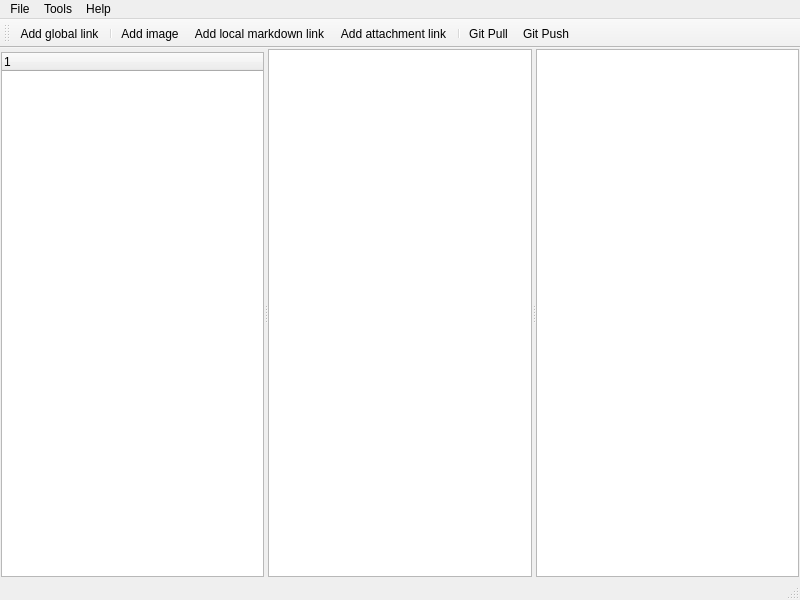
The window that src/Underverse/MainWindow.ui (marc-sturm/Underverse) describes before a commit, drawn with Qt 5.
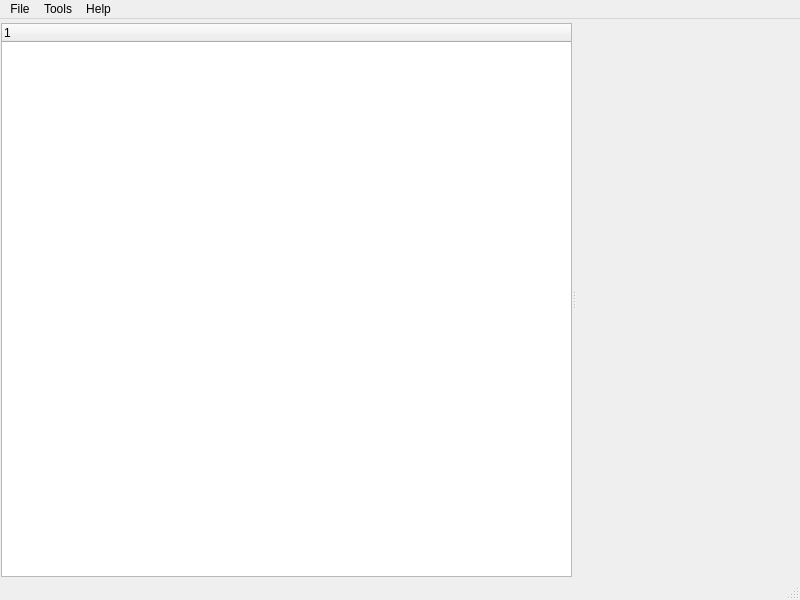
The same window after the commit. Icons and pictures are not drawn. Custom widgets are drawn as their Qt base class.

The edit to the form file:
```diff
--- a/src/Underverse/MainWindow.ui
+++ b/src/Underverse/MainWindow.ui
@@ -83,34 +83,7 @@
         </item>
        </layout>
       </widget>
-      <widget class="Editor" name="plain">
-       <property name="font">
-        <font>
-         <family>Courier New</family>
-         <pointsize>10</pointsize>
-        </font>
-       </property>
-       <property name="frameShape">
-        <enum>QFrame::Shape::StyledPanel</enum>
-       </property>
-      </widget>
-      <widget class="QTextBrowser" name="html">
-       <property name="focusPolicy">
-        <enum>Qt::FocusPolicy::StrongFocus</enum>
-       </property>
-       <property name="frameShape">
-        <enum>QFrame::Shape::StyledPanel</enum>
-       </property>
-       <property name="frameShadow">
-        <enum>QFrame::Shadow::Plain</enum>
-       </property>
-       <property name="openExternalLinks">
-        <bool>false</bool>
-       </property>
-       <property name="openLinks">
-        <bool>false</bool>
-       </property>
-      </widget>
+      <widget class="MarkdownEditor" name="editor" native="true"/>
      </widget>
     </item>
    </layout>
@@ -167,31 +140,6 @@
    <addaction name="menuHelp"/>
   </widget>
   <widget class="QStatusBar" name="statusbar"/>
-  <widget class="QToolBar" name="toolbar">
-   <property name="windowTitle">
-    <string>toolBar</string>
-   </property>
-   <property name="iconSize">
-    <size>
-     <width>20</width>
-     <height>20</height>
-    </size>
-   </property>
-   <attribute name="toolBarArea">
-    <enum>TopToolBarArea</enum>
-   </attribute>
-   <attribute name="toolBarBreak">
-    <bool>false</bool>
-   </attribute>
-   <addaction name="actionAddLinkGlobal"/>
-   <addaction name="separator"/>
-   <addaction name="actionAddImage"/>
-   <addaction name="actionAddLinkMarkdown"/>
-   <addaction name="actionAddLinkAttachment"/>
-   <addaction name="separator"/>
-   <addaction name="actionGitPull"/>
-   <addaction name="actionGitPush"/>
-  </widget>
   <action name="actionAbout">
    <property name="text">
     <string>About</string>
@@ -239,51 +187,6 @@
     <string>F1</string>
    </property>
   </action>
-  <action name="actionAddImage">
-   <property name="icon">
-    <iconset resource="resources.qrc">
-     <normaloff>:/Resources/image.png</normaloff>:/Resources/image.png</iconset>
-   </property>
-   <property name="text">
-    <string>Add image</string>
-   </property>
-   <property name="toolTip">
-    <string>Add image - only for notes</string>
-   </property>
-  </action>
-  <action name="actionAddLinkGlobal">
-   <property name="icon">
-    <iconset resource="resources.qrc">
-     <normaloff>:/Resources/link_global.png</normaloff>:/Resources/link_global.png</iconset>
-   </property>
-   <property name="text">
-    <string>Add global link</string>
-   </property>
-  </action>
-  <action name="actionAddLinkMarkdown">
-   <property name="icon">
-    <iconset resource="resources.qrc">
-     <normaloff>:/Resources/link_markdown.png</normaloff>:/Resources/link_markdown.png</iconset>
-   </property>
-   <property name="text">
-    <string>Add local markdown link</string>
-   </property>
-   <property name="toolTip">
-    <string>Add local markdown link - only for notes</string>
-   </property>
-  </action>
-  <action name="actionAddLinkAttachment">
-   <property name="icon">
-    <iconset resource="resources.qrc">
-     <normaloff>:/Resources/link_attachment.png</normaloff>:/Resources/link_attachment.png</iconset>
-   </property>
-   <property name="text">
-    <string>Add attachment link</string>
-   </property>
-   <property name="toolTip">
-    <string>Add attachment link - only for notes</string>
-   </property>
-  </action>
   <action name="actionNew">
    <property name="text">
     <string>New</string>
@@ -340,31 +243,8 @@
     <string>Open settings files</string>
    </property>
   </action>
-  <action name="actionGitPull">
-   <property name="icon">
-    <iconset resource="resources.qrc">
-     <normaloff>:/Resources/git_pull.png</normaloff>:/Resources/git_pull.png</iconset>
-   </property>
-   <property name="text">
-    <string>Git Pull</string>
-   </property>
-  </action>
-  <action name="actionGitPush">
-   <property name="icon">
-    <iconset resource="resources.qrc">
-     <normaloff>:/Resources/git_push.png</normaloff>:/Resources/git_push.png</iconset>
-   </property>
-   <property name="text">
-    <string>Git Push</string>
-   </property>
-  </action>
  </widget>
  <customwidgets>
-  <customwidget>
-   <class>Editor</class>
-   <extends>QPlainTextEdit</extends>
-   <header>Editor.h</header>
-  </customwidget>
   <customwidget>
    <class>NotesBrowser</class>
    <extends>QTreeWidget</extends>
@@ -376,6 +256,12 @@
    <header>SearchBox.h</header>
    <container>1</container>
   </customwidget>
+  <customwidget>
+   <class>MarkdownEditor</class>
+   <extends>QWidget</extends>
+   <header>MarkdownEditor.h</header>
+   <container>1</container>
+  </customwidget>
  </customwidgets>
  <resources>
   <include location="resources.qrc"/>
```
Left out of the diff: 29 changed lines with no effect on the pictures.
